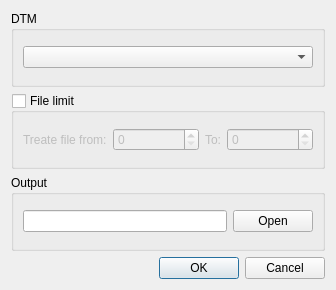
First picture: the form in tools/PikaLSteviappModule/gui/exportorthophotooptionsdialog.ui, repository french-paragon/PikaLTools, before the edit.
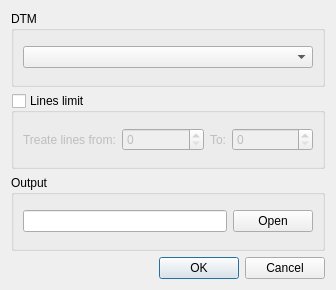
Second picture: the form after the edit.

```diff
--- a/tools/PikaLSteviappModule/gui/exportorthophotooptionsdialog.ui
+++ b/tools/PikaLSteviappModule/gui/exportorthophotooptionsdialog.ui
@@ -29,7 +29,7 @@
    <item>
     <widget class="QGroupBox" name="fileLimitGroupBox">
      <property name="title">
-      <string>File limit</string>
+      <string>Lines limit</string>
      </property>
      <property name="checkable">
       <bool>true</bool>
@@ -41,7 +41,7 @@
       <item>
        <widget class="QLabel" name="label">
         <property name="text">
-         <string>Treate file from:</string>
+         <string>Treate lines from:</string>
         </property>
        </widget>
       </item>
```
Left out of the diff: 6 changed lines with no effect on the pictures.
